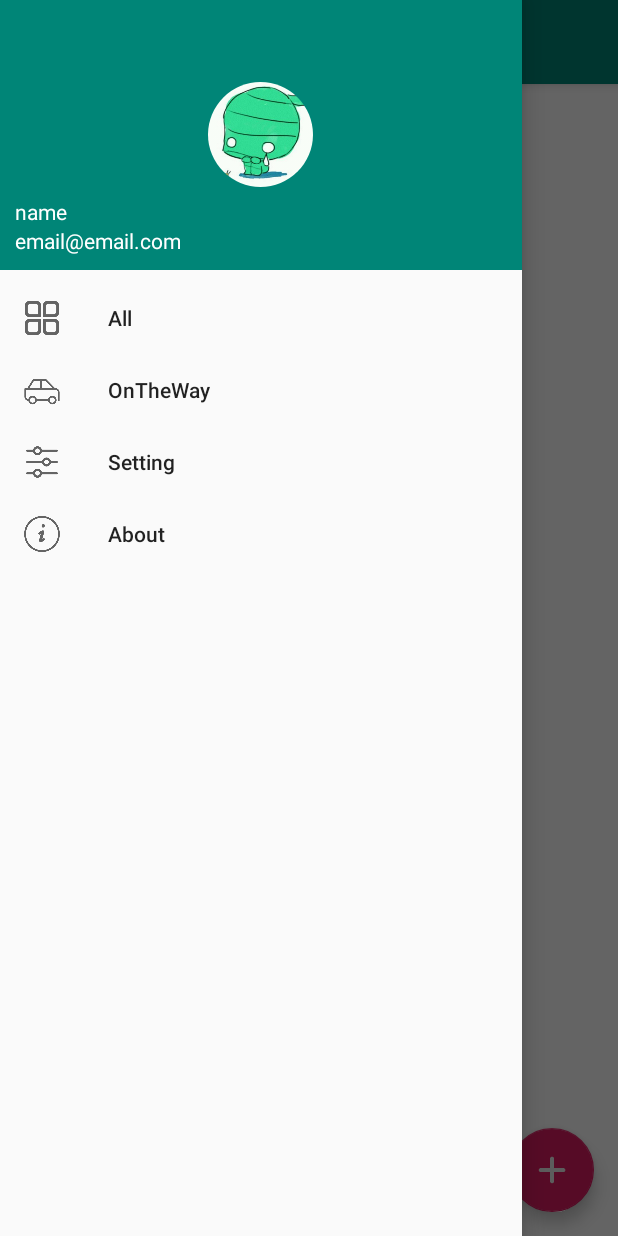
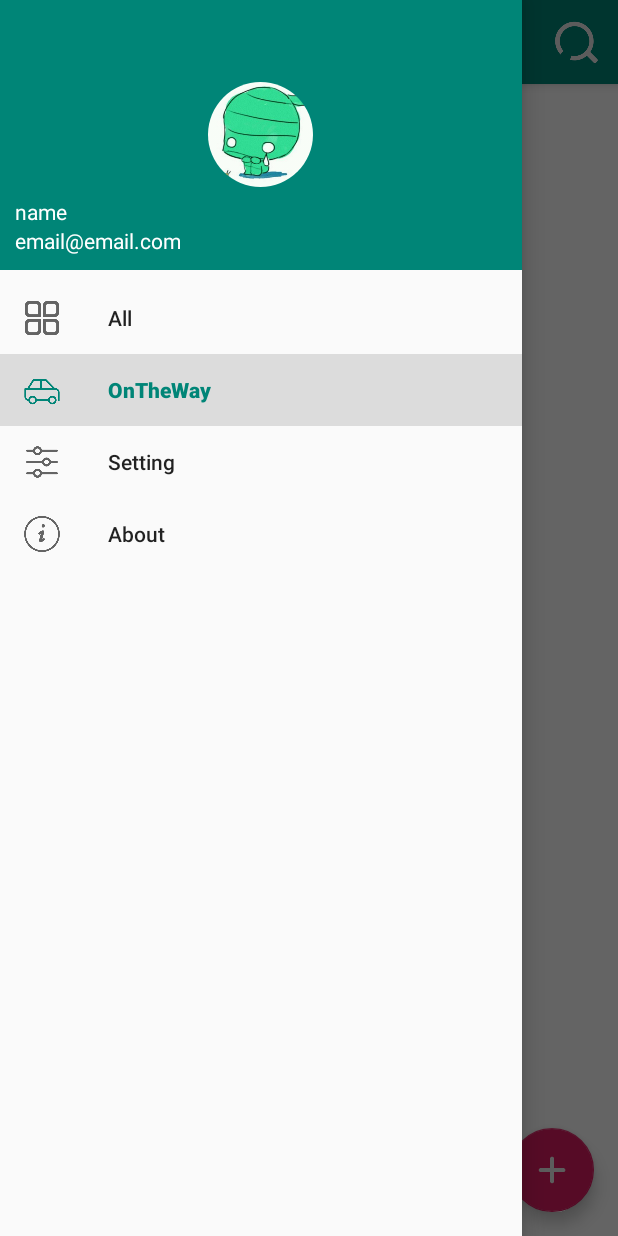
Before and after one commit to tensoar/MExpress, an Android app: the screen it shows after launch (MainActivity), with the side drawer open, on a phone screen of 412 x 824 dp. Run offline under Robolectric (Android 15) with nearby library versions, the phone set to English and light mode, and no system bars; our stand-ins replace CircleImageView; libraries missing offline, so code that uses them is left out: org.litepal; 2 statements that could not run were skipped.

Commit message:
增加侧边栏点击

```diff
--- a/app/src/main/java/top/wteng/mexpress/activity/ExpressActivity.kt
+++ b/app/src/main/java/top/wteng/mexpress/activity/ExpressActivity.kt
@@ -12,7 +12,7 @@ import android.util.Log
 import android.widget.ImageView
 import android.widget.ProgressBar
 import android.widget.TextView
-import top.wteng.mexpress.R
+//import top.wteng.mexpress.R
 import top.wteng.mexpress.adapter.ExpressTraceAdpter
 import top.wteng.mexpress.util.OrderTraceUtil
 
--- a/app/src/main/java/top/wteng/mexpress/activity/MainActivity.kt
+++ b/app/src/main/java/top/wteng/mexpress/activity/MainActivity.kt
@@ -3,7 +3,9 @@ package top.wteng.mexpress.activity
 import android.annotation.SuppressLint
 import android.os.Bundle
 import android.support.design.widget.FloatingActionButton
+import android.support.design.widget.NavigationView
 import android.support.design.widget.Snackbar
+import android.support.v4.widget.DrawerLayout
 import android.support.v4.widget.SwipeRefreshLayout
 import android.support.v7.app.AlertDialog
 import android.support.v7.app.AppCompatActivity
@@ -11,10 +13,11 @@ import android.support.v7.widget.AppCompatSpinner
 import android.support.v7.widget.GridLayoutManager
 import android.support.v7.widget.RecyclerView
 import android.support.v7.widget.Toolbar
+import android.view.Menu
 import android.view.View
 import android.widget.*
 import org.litepal.LitePal
-import top.wteng.mexpress.R
+//import top.wteng.mexpress.R
 import top.wteng.mexpress.adapter.ExpressAdapter
 import top.wteng.mexpress.entity.ExpressRecorder
 
@@ -26,11 +29,17 @@ class MainActivity : AppCompatActivity() {
     private var allExpress = mutableListOf<ExpressRecorder>()
     private lateinit var expressAdapter: ExpressAdapter
     private lateinit var refreshView: SwipeRefreshLayout
+    private lateinit var navView: NavigationView
+    private lateinit var drawerLayout: DrawerLayout
+    private lateinit var toolbar: Toolbar
+    private var refreshAll = false
 
     override fun onCreate(savedInstanceState: Bundle?) {
         super.onCreate(savedInstanceState)
         setContentView(R.layout.activity_main)
-        val toolbar = findViewById<Toolbar>(R.id.toolbar)
+//        val toolbar = findViewById<Toolbar>(R.id.toolbar)
+        //设置toolbar菜单
+        toolbar = findViewById(R.id.toolbar)
         setSupportActionBar(toolbar)
 
         // 设置悬浮按钮
@@ -42,7 +51,7 @@ class MainActivity : AppCompatActivity() {
 
         //设置列表
         recyclerView =  findViewById(R.id.recycle_view)
-        initExpress()
+        initExpress(all = false)
         expressAdapter = ExpressAdapter(allExpress)
         with(recyclerView) {
             this.layoutManager = GridLayoutManager(this@MainActivity, 1)
@@ -54,13 +63,47 @@ class MainActivity : AppCompatActivity() {
         with(refreshView) {
             this.setColorSchemeResources(R.color.colorPrimary)
             this.setOnRefreshListener {
-                refresh()
+                refresh(refreshAll)
             }
+        }
+
+        // 抽屉
+        drawerLayout = findViewById(R.id.activity_main)
+        val actionBar = supportActionBar
+        if (actionBar != null) {
+            actionBar.setDisplayHomeAsUpEnabled(true)
+            actionBar.setHomeAsUpIndicator(R.drawable.ic_menu)
+        }
+
+        //侧边栏
+        navView = findViewById(R.id.nav_view)
+        navView.setCheckedItem(R.id.on_the_way)
+        navView.setNavigationItemSelectedListener { item ->
+            when(item.itemId) {
+                R.id.all_express -> {
+                    refreshAll = true
+                    initExpress(all = true)
+                    expressAdapter.notifyDataSetChanged()
+                }
+                R.id.on_the_way -> {
+                    refreshAll = false
+                    initExpress(all = false)
+                    expressAdapter.notifyDataSetChanged()
+                }
+            }
+            drawerLayout.closeDrawers()
+            return@setNavigationItemSelectedListener true
         }
     }
 
-    private fun refresh() {
-        initExpress()
+
+    override fun onCreateOptionsMenu(menu: Menu?): Boolean {
+        menuInflater.inflate(R.menu.tool_bar_menu, menu)
+        return true
+    }
+
+    private fun refresh(all: Boolean) {
+        initExpress(all)
         if (!refreshView.isRefreshing){
             refreshView.isRefreshing = true
         }
@@ -68,9 +111,14 @@ class MainActivity : AppCompatActivity() {
         refreshView.isRefreshing = false
     }
 
-    private fun initExpress(){
+
+    private fun initExpress(all: Boolean){
         allExpress.clear()
-        allExpress.addAll(LitePal.findAll(ExpressRecorder::class.java))
+        val expresses = when(all){
+            true -> LitePal.findAll(ExpressRecorder::class.java)
+            else -> LitePal.where("status <= ?", "2").find(ExpressRecorder::class.java)
+        }.also { it.reverse() }
+        allExpress.addAll(expresses)
     }
 
     @SuppressLint("InflateParams")
@@ -105,7 +153,7 @@ class MainActivity : AppCompatActivity() {
                         Toast.makeText(this@MainActivity, "已撤销添加", Toast.LENGTH_SHORT).show()
                     }.show()
                     dialog.cancel()
-                    refresh()
+                    refresh(refreshAll)
                 }else {
                     Snackbar.make(v, "订单号 $number 已存在，无需重复添加", Snackbar.LENGTH_SHORT).setAction("") {
                         Toast.makeText(this@MainActivity, "已撤销添加", Toast.LENGTH_SHORT).show()
--- a/app/src/main/java/top/wteng/mexpress/adapter/ExpressAdapter.kt
+++ b/app/src/main/java/top/wteng/mexpress/adapter/ExpressAdapter.kt
@@ -11,8 +11,9 @@ import android.view.ViewGroup
 import android.widget.TextView
 import android.widget.Toast
 import org.litepal.LitePal
-import top.wteng.mexpress.R
+//import top.wteng.mexpress.R
 import top.wteng.mexpress.activity.ExpressActivity
+import top.wteng.mexpress.activity.R
 import top.wteng.mexpress.entity.ExpressRecorder
 
 class ExpressAdapter(private val expressList: MutableList<ExpressRecorder>): RecyclerView.Adapter<ExpressViewHolder>() {
--- a/app/src/main/java/top/wteng/mexpress/adapter/ExpressTraceAdpter.kt
+++ b/app/src/main/java/top/wteng/mexpress/adapter/ExpressTraceAdpter.kt
@@ -9,7 +9,9 @@ import android.view.LayoutInflater
 import android.view.View
 import android.view.ViewGroup
 import android.widget.TextView
-import top.wteng.mexpress.R
+import top.wteng.mexpress.activity.R
+
+//import top.wteng.mexpress.R
 
 class ExpressTraceAdpter(private val expressTraceList: MutableList<MutableMap<String, String>>): RecyclerView.Adapter<ExpressTraceViewHolder>() {
     private var mContext: Context? = null
--- /dev/null
+++ b/app/src/main/res/menu/tool_bar_menu.xml
@@ -0,0 +1,8 @@
+<?xml version="1.0" encoding="utf-8"?>
+<menu xmlns:android="http://schemas.android.com/apk/res/android" xmlns:app="http://schemas.android.com/apk/res-auto">
+    <item
+        android:id="@+id/search"
+        android:icon="@drawable/search"
+        android:title="search"
+        app:showAsAction="always" />
+</menu>
```
Also changed, not shown: app/src/main/AndroidManifest.xml (+3 -4 lines), app/src/main/res/drawable/ic_menu.png (added), app/src/main/res/drawable/search.png (added).
